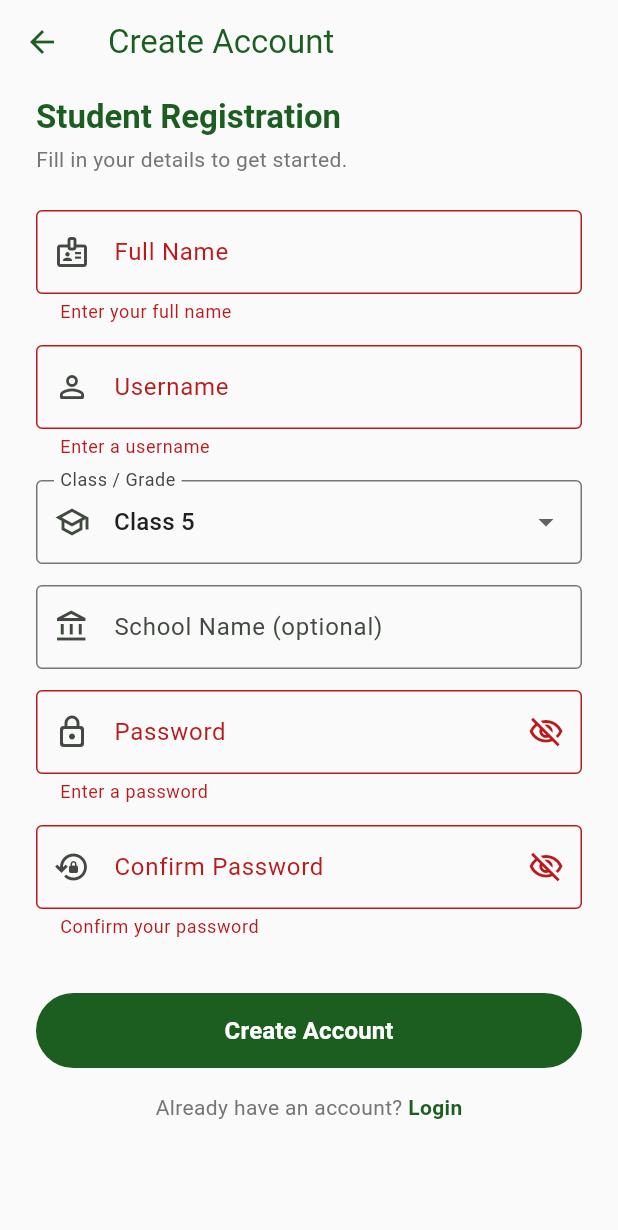
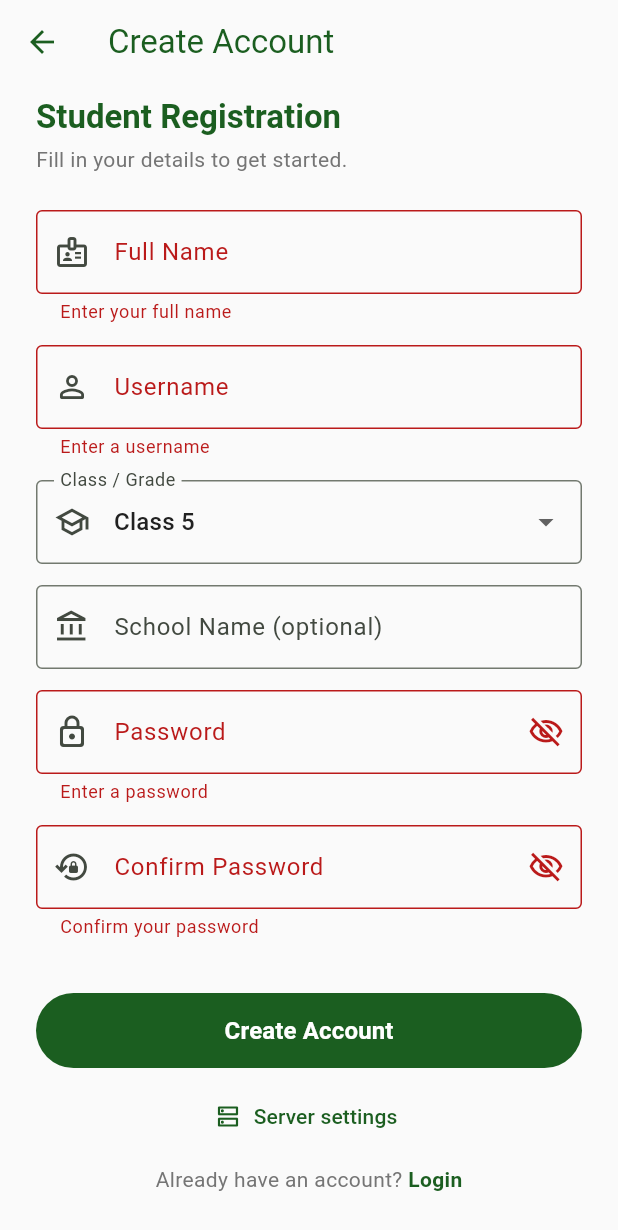
Before and after one commit to kripas1369/gyaanai_app, a Flutter app: the RegisterScreen screen opened directly, after a tap on "Create Account", on a phone screen of 412 x 824 dp. Shown: the top 1230 px of the screen. Run offline on Flutter 3.47's test engine with Material 3 defaults, Android fonts, the phone set to English and light mode, and no system bars; our stand-ins replace connectivity_plus, flutter_markdown, flutter_riverpod, get, google_fonts, shared_preferences and 1 more; missing offline and left inert: flutter_gemma, flutter_markdown_latex, markdown; accounts and stored records are empty; network calls fail; Roboto replaces fonts that are missing (Mukta).

Commit message:
optimized the code

```diff
--- a/lib/padh_ai/screens/auth/login_screen.dart
+++ b/lib/padh_ai/screens/auth/login_screen.dart
@@ -40,7 +40,7 @@ class _LoginScreenState extends ConsumerState<LoginScreen> {
     final settings = ref.read(appSettingsProvider);
     final serverUrl = settings.djangoBaseUrl;
     try {
-      final api = ApiService(settings);
+      final api = ref.read(apiServiceProvider);
       await api.login(
         username: _usernameCtrl.text.trim(),
         password: _passwordCtrl.text,
--- a/lib/padh_ai/screens/auth/register_screen.dart
+++ b/lib/padh_ai/screens/auth/register_screen.dart
@@ -6,6 +6,7 @@ import '../../navigation/slide_route.dart';
 import '../../providers/padh_ai_providers.dart';
 import '../../theme/padh_ai_theme.dart';
 import '../grade_selection_screen.dart';
+import '../padh_settings_screen.dart';
 
 class RegisterScreen extends ConsumerStatefulWidget {
   const RegisterScreen({super.key});
@@ -44,8 +45,7 @@ class _RegisterScreenState extends ConsumerState<RegisterScreen> {
       _errorMessage = null;
     });
     try {
-      final settings = ref.read(appSettingsProvider);
-      final api = ApiService(settings);
+      final api = ref.read(apiServiceProvider);
       await api.registerStudent(
         username: _usernameCtrl.text.trim(),
         password: _passwordCtrl.text,
@@ -292,7 +292,17 @@ class _RegisterScreenState extends ConsumerState<RegisterScreen> {
                           ),
                   ),
                 ),
-                const SizedBox(height: 16),
+                const SizedBox(height: 8),
+                TextButton.icon(
+                  onPressed: _isLoading
+                      ? null
+                      : () => Navigator.of(context).push(
+                            slideFromRight(const PadhSettingsScreen()),
+                          ),
+                  icon: const Icon(Icons.dns_outlined, size: 18),
+                  label: const Text('Server settings'),
+                ),
+                const SizedBox(height: 8),
 
                 // Back to login
                 Row(
--- a/lib/padh_ai/screens/padh_settings_screen.dart
+++ b/lib/padh_ai/screens/padh_settings_screen.dart
@@ -2,6 +2,7 @@ import 'package:flutter/material.dart';
 import 'package:flutter_riverpod/flutter_riverpod.dart';
 import 'package:http/http.dart' as http;
 
+import '../../data/services/app_settings_service.dart';
 import '../providers/padh_ai_providers.dart';
 import '../theme/padh_ai_theme.dart';
 
@@ -50,7 +51,8 @@ class _PadhSettingsScreenState extends ConsumerState<PadhSettingsScreen> {
       _testing = true;
       _testResult = null;
     });
-    final base = _djangoCtrl.text.trim().replaceAll(RegExp(r'/+$'), '');
+    final raw = _djangoCtrl.text.trim().replaceAll(RegExp(r'/+$'), '');
+    final base = AppSettingsService.rewriteLocalhostUrl(raw);
     final uri = Uri.parse('$base/api/health/');
     try {
       final r = await http.get(uri).timeout(const Duration(seconds: 5));
```
